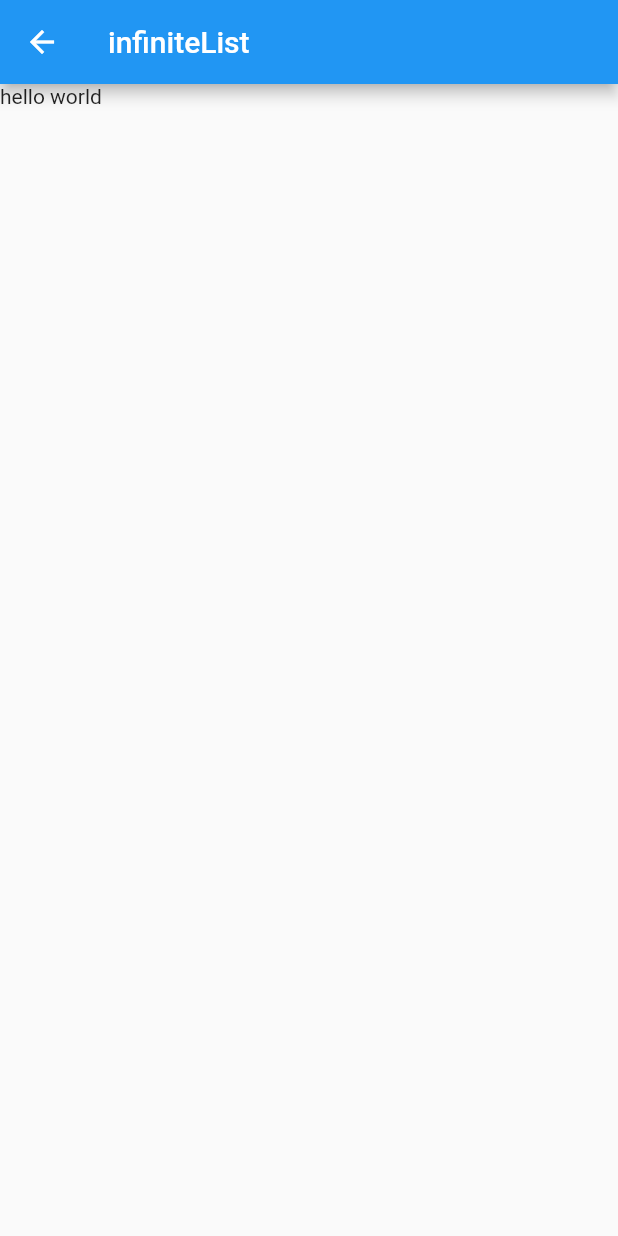
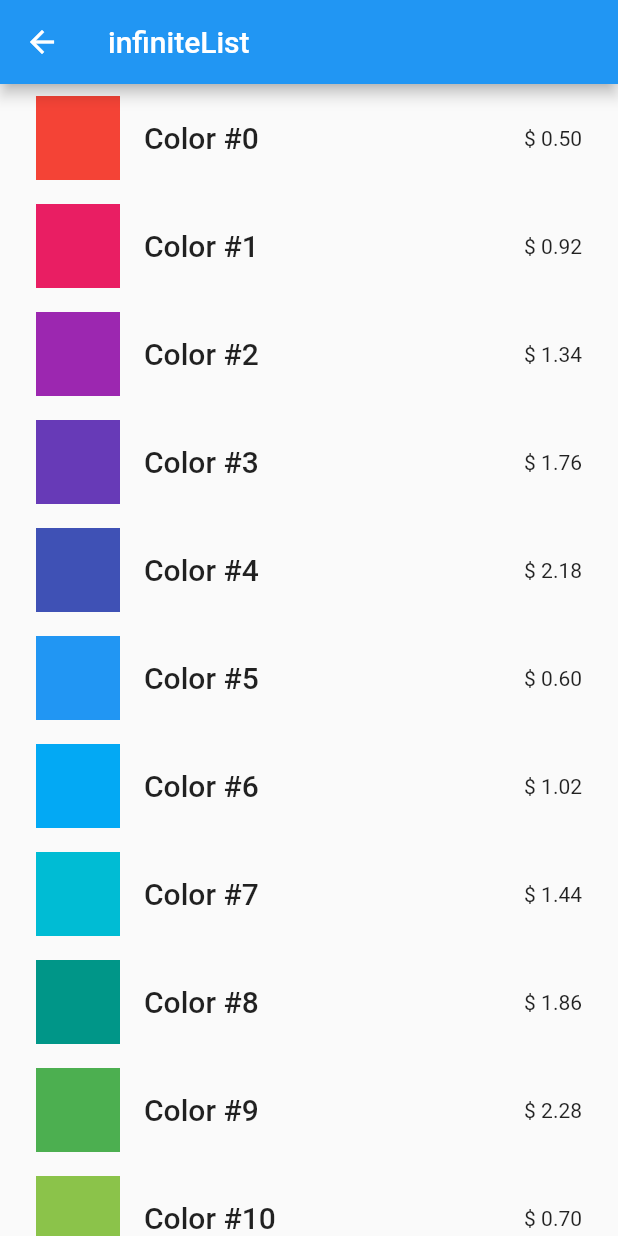
Before and after one commit to youxiachai/reborn, a Flutter app: the InfiniteListView screen opened directly, on a phone screen of 412 x 824 dp. Run offline on Flutter 3.47's test engine with Material 2 defaults, Android fonts, the phone set to English and light mode, and no system bars; missing offline and left inert: window_size; generated files the repository leaves out were written again.

Commit message:
add list example add windows size use note https://docs.flutter.dev/release/breaking-changes/default-scroll-behavior-drag

```diff
--- a/lib/src/app.dart
+++ b/lib/src/app.dart
@@ -1,3 +1,5 @@
+import 'dart:ui';
+
 import 'package:flutter/material.dart';
 import 'package:flutter_gen/gen_l10n/app_localizations.dart';
 import 'package:flutter_localizations/flutter_localizations.dart';
@@ -5,6 +7,17 @@ import 'package:reborn/src/settings/settings_controller.dart';
 import 'package:reborn/src/settings/settings_view.dart';
 
 import 'home/home_view.dart';
+import 'infinite_list/infinite_list_view.dart';
+
+class MyCustomScrollBehavior extends MaterialScrollBehavior {
+  // Override behavior methods and getters like dragDevices
+  @override
+  Set<PointerDeviceKind> get dragDevices => {
+    PointerDeviceKind.touch,
+    PointerDeviceKind.mouse,
+    // etc.
+  };
+}
 
 class RebornApp extends StatelessWidget {
   final SettingsController settingsController;
@@ -19,6 +32,7 @@ class RebornApp extends StatelessWidget {
         animation: settingsController,
         builder: (BuildContext context, Widget? child) {
           return MaterialApp(
+            scrollBehavior: MyCustomScrollBehavior(),
               restorationScopeId: 'reborn',
               //国际化
               localizationsDelegates: const [
@@ -27,7 +41,7 @@ class RebornApp extends StatelessWidget {
                 GlobalWidgetsLocalizations.delegate,
                 GlobalCupertinoLocalizations.delegate,
               ],
-              supportedLocales: const [Locale('en', ''),Locale('zh', '')],
+              supportedLocales: const [Locale('en', ''), Locale('zh', '')],
               onGenerateTitle: (BuildContext context) =>
                   AppLocalizations.of(context)!.appTitle,
               theme: ThemeData(),
@@ -38,6 +52,8 @@ class RebornApp extends StatelessWidget {
                     settings: routeSettings,
                     builder: (BuildContext context) {
                       switch (routeSettings.name) {
+                        case InfiniteListView.routeName:
+                          return const InfiniteListView();
                         case SettingsView.routeName:
                           return SettingsView(controller: settingsController);
                       }
--- /dev/null
+++ b/lib/src/infinite_list/api/item.dart
@@ -0,0 +1,23 @@
+// Copyright 2020 The Chromium Authors. All rights reserved.
+// Use of this source code is governed by a BSD-style license that can be
+// found in the LICENSE file.
+
+import 'package:flutter/material.dart';
+
+class Item {
+  final Color color;
+
+  final int price;
+
+  final String name;
+
+  Item({
+    required this.color,
+    required this.name,
+    required this.price,
+  });
+
+  Item.loading() : this(color: Colors.grey, name: '...', price: 0);
+
+  bool get isLoading => name == '...';
+}
--- /dev/null
+++ b/lib/src/infinite_list/api/page.dart
@@ -0,0 +1,21 @@
+// Copyright 2020 The Chromium Authors. All rights reserved.
+// Use of this source code is governed by a BSD-style license that can be
+// found in the LICENSE file.
+
+import 'item.dart';
+
+const int itemsPerPage = 20;
+
+class ItemPage {
+  final List<Item> items;
+
+  final int startingIndex;
+
+  final bool hasNext;
+
+  ItemPage({
+    required this.items,
+    required this.startingIndex,
+    required this.hasNext,
+  });
+}
--- /dev/null
+++ b/lib/src/infinite_list/catalog.dart
@@ -0,0 +1,98 @@
+import 'package:flutter/foundation.dart';
+
+import 'api/fetch.dart';
+import 'api/item.dart';
+import 'api/page.dart';
+
+class Catalog extends ChangeNotifier {
+  static const maxCacheDistance = 100;
+  final Map<int, ItemPage> _pages = {};
+
+  final Set<int> _pagesBeingFetched = {};
+
+  int? itemCount;
+
+  /// After the catalog is disposed, we don't allow it to call
+  /// [notifyListeners].
+  bool _isDisposed = false;
+
+  @override
+  void dispose() {
+    _isDisposed = true;
+    super.dispose();
+  }
+
+  /// This is a synchronous method that returns the item at [index].
+  ///
+  /// If the item is already in memory, this will just return it. Otherwise,
+  /// this method will initiate a fetch of the corresponding page, and will
+  /// return [Item.loading].
+  ///
+  /// The UI will be notified via [notifyListeners] when the fetch
+  /// is completed. At that time, calling this method will return the newly
+  /// fetched item.
+  Item getByIndex(int index) {
+    // Compute the starting index of the page where this item is located.
+    // For example, if [index] is `42` and [itemsPerPage] is `20`,
+    // then `index ~/ itemsPerPage` (integer division)
+    // evaluates to `2`, and `2 * 20` is `40`.
+    var startingIndex = (index ~/ itemsPerPage) * itemsPerPage;
+
+    // If the corresponding page is already in memory, return immediately.
+    if (_pages.containsKey(startingIndex)) {
+      var item = _pages[startingIndex]!.items[index - startingIndex];
+      return item;
+    }
+
+    // We don't have the data yet. Start fetching it.
+    _fetchPage(startingIndex);
+
+    // In the meantime, return a placeholder.
+    return Item.loading();
+  }
+
+  /// This method initiates fetching of the [ItemPage] at [startingIndex].
+  Future<void> _fetchPage(int startingIndex) async {
+    if (_pagesBeingFetched.contains(startingIndex)) {
+      // Page is already being fetched. Ignore the redundant call.
+      return;
+    }
+
+    _pagesBeingFetched.add(startingIndex);
+    final page = await fetchPage(startingIndex);
+    _pagesBeingFetched.remove(startingIndex);
+
+    if (!page.hasNext) {
+      // The returned page has no next page. This means we now know the size
+      // of the catalog.
+      itemCount = startingIndex + page.items.length;
+    }
+
+    // Store the new page.
+    _pages[startingIndex] = page;
+    _pruneCache(startingIndex);
+
+    if (!_isDisposed) {
+      // Notify the widgets that are listening to the catalog that they
+      // should rebuild.
+      notifyListeners();
+    }
+  }
+
+  /// Removes item pages that are too far away from [currentStartingIndex].
+  void _pruneCache(int currentStartingIndex) {
+    // It's bad practice to modify collections while iterating over them.
+    // So instead, we'll store the keys to remove in a separate Set.
+    final keysToRemove = <int>{};
+    for (final key in _pages.keys) {
+      if ((key - currentStartingIndex).abs() > maxCacheDistance) {
+        // This page's starting index is too far away from the current one.
+        // We'll remove it.
+        keysToRemove.add(key);
+      }
+    }
+    for (final key in keysToRemove) {
+      _pages.remove(key);
+    }
+  }
+}
--- a/lib/src/infinite_list/infinite_list_view.dart
+++ b/lib/src/infinite_list/infinite_list_view.dart
@@ -1,5 +1,9 @@
+import 'package:flutter/foundation.dart';
 import 'package:flutter/material.dart';
 import 'package:flutter_gen/gen_l10n/app_localizations.dart';
+import 'package:provider/provider.dart';
+import 'package:reborn/src/infinite_list/catalog.dart';
+import 'package:reborn/src/infinite_list/item_title.dart';
 
 class InfiniteListView extends StatelessWidget {
   const InfiniteListView({Key? key}) : super(key: key);
@@ -8,10 +12,27 @@ class InfiniteListView extends StatelessWidget {
 
   @override
   Widget build(BuildContext context) {
-    return Scaffold(
-      appBar: AppBar(title: Text(AppLocalizations.of(context)!.infinite_list)),
+    return ChangeNotifierProvider<Catalog>(
+        create: (context) => Catalog(),
+        child: Scaffold(
+            appBar: AppBar(
+                title: Text(AppLocalizations.of(context)!.infinite_list)),
+            body: Selector<Catalog, int?>(
+              //监听数据的变化
+              selector: (context, catalog) => catalog.itemCount,
 
-      body: const Text('hello world'),
-    );
+              builder: (context, value, child) =>
+                  ListView.builder(itemBuilder: (context, index) {
+                var catalog = Provider.of<Catalog>(context);
+
+                var item = catalog.getByIndex(index);
+
+                if (item.isLoading) {
+                  return const LoadingItemTile();
+                }
+
+                return ItemTile(item: item);
+              }),
+            )));
   }
 }
--- /dev/null
+++ b/lib/src/infinite_list/item_title.dart
@@ -0,0 +1,53 @@
+// Copyright 2020 The Chromium Authors. All rights reserved.
+// Use of this source code is governed by a BSD-style license that can be
+// found in the LICENSE file.
+
+import 'package:flutter/material.dart';
+
+import 'api/item.dart';
+
+/// This is the widget responsible for building the item in the list,
+/// once we have the actual data [item].
+class ItemTile extends StatelessWidget {
+  final Item item;
+
+  const ItemTile({required this.item, super.key});
+
+  @override
+  Widget build(BuildContext context) {
+    return Padding(
+      padding: const EdgeInsets.all(8.0),
+      child: ListTile(
+        leading: AspectRatio(
+          aspectRatio: 1,
+          child: Container(
+            color: item.color,
+          ),
+        ),
+        title: Text(item.name, style: Theme.of(context).textTheme.headline6),
+        trailing: Text('\$ ${(item.price / 100).toStringAsFixed(2)}'),
+      ),
+    );
+  }
+}
+
+/// This is the widget responsible for building the "still loading" item
+/// in the list (represented with "..." and a crossed square).
+class LoadingItemTile extends StatelessWidget {
+  const LoadingItemTile({super.key});
+
+  @override
+  Widget build(BuildContext context) {
+    return Padding(
+      padding: const EdgeInsets.all(8.0),
+      child: ListTile(
+        leading: const AspectRatio(
+          aspectRatio: 1,
+          child: Placeholder(),
+        ),
+        title: Text('...', style: Theme.of(context).textTheme.headline6),
+        trailing: const Text('\$ ...'),
+      ),
+    );
+  }
+}
--- a/pubspec.yaml
+++ b/pubspec.yaml
@@ -15,6 +15,11 @@ dependencies:
   flutter_localizations:
     sdk: flutter
   intl: ^0.17.0 # Add this line
+  provider: ^6.0.3
+  window_size:
+    git:
+      url: https://github.com/google/flutter-desktop-embedding.git
+      path: plugins/window_size
 
 dev_dependencies:
   flutter_test:
```
Also changed, not shown: lib/main.dart (+25 -0 lines), lib/src/home/home_view.dart (+18 -5 lines), lib/src/home/sample_item.dart (+4 -4 lines), lib/src/infinite_list/api/fetch.dart (added, +44 -0 lines), pubspec.lock, 6 other files.
